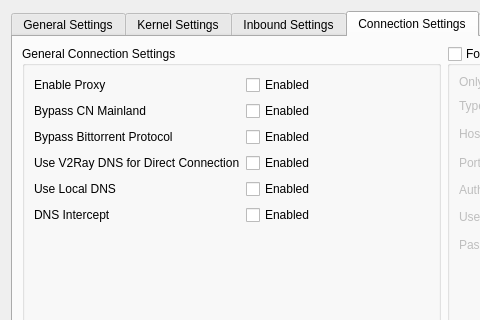
This is src/ui/windows/w_PreferencesWindow.ui in Qv2ray/Qv2ray as Qt 5 draws it before an edit; both pictures show x 0 to 480 and y 0 to 320 of the 888 by 652 pixel window. The edited form follows.
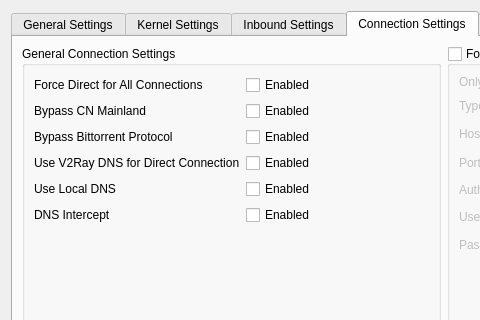
This is the edited form. The open tabs and pages were chosen to show the change. Icons and pictures are not drawn.

Commit message: hmm: "Force Direct for All Connections"

```diff
--- a/src/ui/windows/w_PreferencesWindow.ui
+++ b/src/ui/windows/w_PreferencesWindow.ui
@@ -1486,7 +1486,7 @@
           <item row="0" column="0">
            <widget class="QLabel" name="label_16">
             <property name="text">
-             <string>Enable Proxy</string>
+             <string>Force Direct for All Connections</string>
             </property>
             <property name="textFormat">
              <enum>Qt::PlainText</enum>
```
The commit also changes 2 other files.
